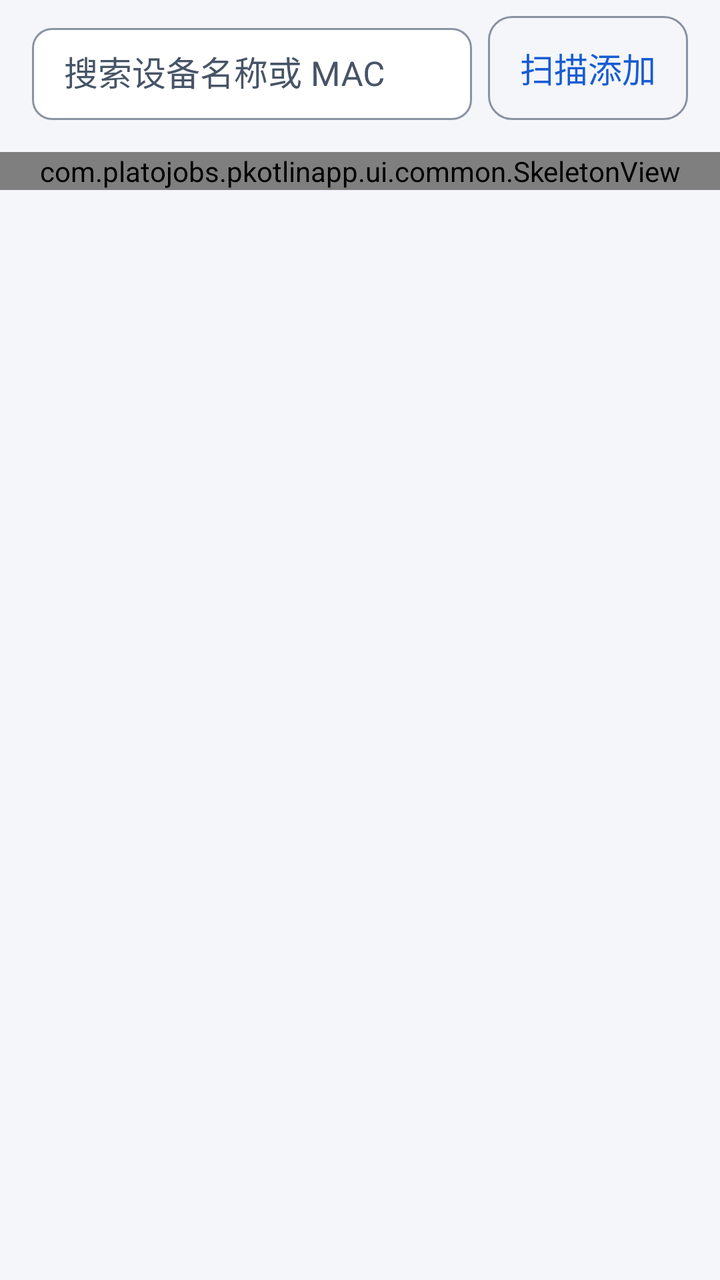
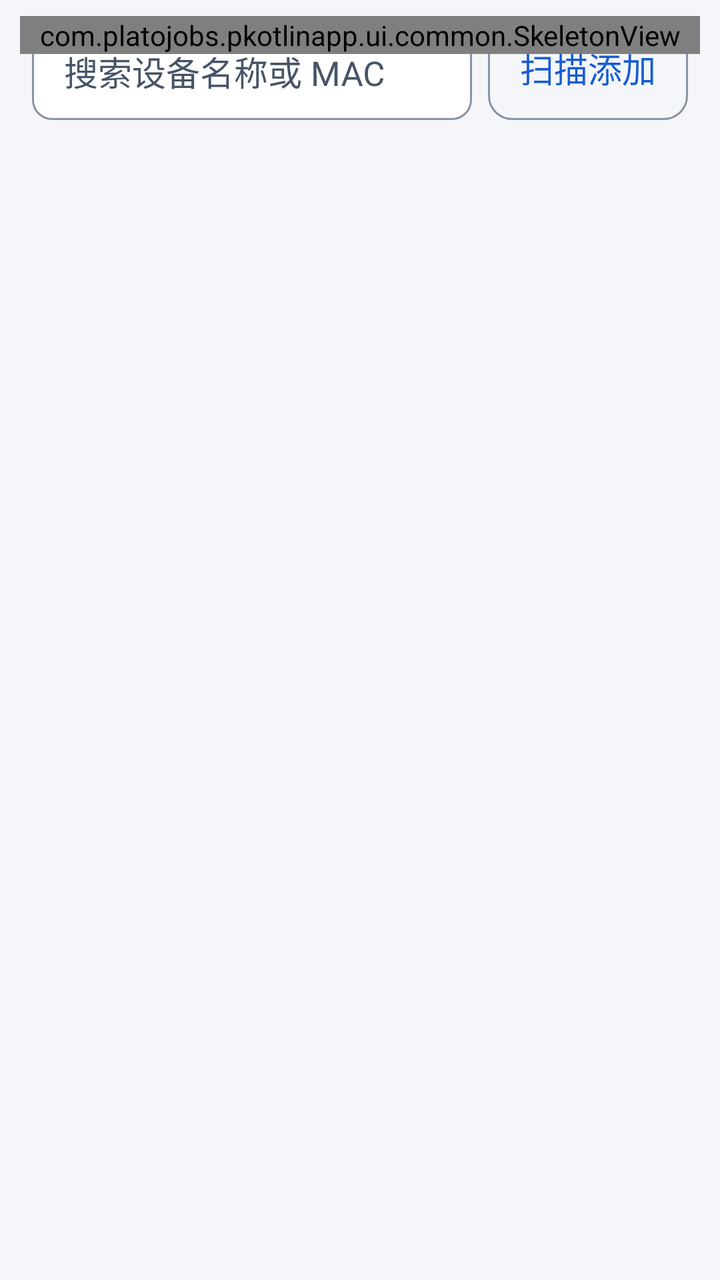

Screens rendered from an Android XML layout before and after an edit, with the pre-edit source and the edit as a unified diff.
<!-- AndroidManifest.xml: application theme Theme.PKotlinApp -->
<!-- res/layout/fragment_home.xml -->
<?xml version="1.0" encoding="utf-8"?>
<LinearLayout xmlns:android="http://schemas.android.com/apk/res/android"
    xmlns:app="http://schemas.android.com/apk/res-auto"
    android:id="@+id/homeContent"
    android:layout_width="match_parent"
    android:layout_height="match_parent"
    android:orientation="vertical">

        <LinearLayout
            android:layout_width="match_parent"
            android:layout_height="wrap_content"
            android:gravity="center_vertical"
            android:orientation="horizontal"
            android:paddingStart="@dimen/page_margin"
            android:paddingTop="@dimen/space_8"
            android:paddingEnd="@dimen/page_margin">

            <com.google.android.material.textfield.TextInputLayout
                android:id="@+id/searchLayout"
                style="@style/Widget.App.TextInputLayout"
                android:layout_width="0dp"
                android:layout_height="@dimen/input_h"
                android:layout_weight="1"
                android:hint="@string/home_search_hint"
                app:boxBackgroundMode="outline">

                <com.google.android.material.textfield.TextInputEditText
                    android:id="@+id/searchInput"
                    android:layout_width="match_parent"
                    android:layout_height="match_parent"
                    android:imeOptions="actionSearch"
                    android:inputType="text"
                    android:maxLines="1"
                    android:textAppearance="@style/TextAppearance.App.Body" />
            </com.google.android.material.textfield.TextInputLayout>

            <com.google.android.material.button.MaterialButton
                android:id="@+id/scanAddButton"
                style="@style/Widget.App.Button.Secondary"
                android:layout_width="wrap_content"
                android:layout_height="@dimen/input_h"
                android:layout_marginStart="@dimen/space_8"
                android:minWidth="0dp"
                android:paddingStart="@dimen/space_16"
                android:paddingEnd="@dimen/space_16"
                android:text="@string/home_scan_add" />
        </LinearLayout>

        <HorizontalScrollView
            android:layout_width="match_parent"
            android:layout_height="wrap_content"
            android:clipToPadding="false"
            android:paddingStart="@dimen/page_margin"
            android:paddingTop="@dimen/space_8"
            android:paddingEnd="@dimen/page_margin"
            android:scrollbars="none">

            <LinearLayout
                android:id="@+id/sortChips"
                android:layout_width="wrap_content"
                android:layout_height="wrap_content"
                android:orientation="horizontal" />
        </HorizontalScrollView>

        <HorizontalScrollView
            android:id="@+id/groupScroll"
            android:layout_width="match_parent"
            android:layout_height="wrap_content"
            android:clipToPadding="false"
            android:paddingStart="@dimen/page_margin"
            android:paddingTop="@dimen/space_8"
            android:paddingEnd="@dimen/page_margin"
            android:scrollbars="none"
            android:visibility="gone">

            <LinearLayout
                android:id="@+id/groupChips"
                android:layout_width="wrap_content"
                android:layout_height="wrap_content"
                android:orientation="horizontal" />
        </HorizontalScrollView>

        <FrameLayout
            android:layout_width="match_parent"
            android:layout_height="0dp"
            android:layout_weight="1">

            <androidx.recyclerview.widget.RecyclerView
                android:id="@+id/homeList"
                android:layout_width="match_parent"
                android:layout_height="match_parent"
                android:clipToPadding="false"
                android:paddingStart="10dp"
                android:paddingTop="@dimen/space_8"
                android:paddingEnd="10dp"
                android:paddingBottom="@dimen/space_24"
                android:scrollbars="none" />

            <com.platojobs.pkotlinapp.ui.common.SkeletonView
                android:id="@+id/skeletonHome"
                android:layout_width="match_parent"
                android:layout_height="wrap_content"
                android:layout_marginTop="@dimen/space_8" />

            <FrameLayout
                android:id="@+id/homeOverlay"
                android:layout_width="match_parent"
                android:layout_height="match_parent" />
        </FrameLayout>
</LinearLayout>
<!-- resources referenced by this layout -->
<resources>
  <dimen name="input_h">52dp</dimen>
  <dimen name="page_margin">16dp</dimen>
  <dimen name="space_16">16dp</dimen>
  <dimen name="space_24">24dp</dimen>
  <dimen name="space_8">8dp</dimen>
  <string name="home_scan_add">扫描添加</string>
  <string name="home_search_hint">搜索设备名称或 MAC</string>
  <style name="TextAppearance.App.Body" parent="@android:style/TextAppearance">
          <item name="android:textSize">17sp</item>
          <item name="android:textColor">@color/text_primary</item>
          <item name="android:fontFamily">sans-serif</item>
          <item name="android:lineSpacingExtra">7dp</item>
          <item name="android:lineSpacingMultiplier">1.0</item>
      </style>
  <color name="text_primary">#101828</color>
  <dimen name="button_h">48dp</dimen>
  <style name="TextAppearance.App.Button" parent="@style/TextAppearance.App.Body">
          <item name="android:fontFamily">sans-serif-medium</item>
          <item name="android:lineSpacingExtra">0dp</item>
      </style>
  <color name="border_strong">#8A93A2</color>
  <dimen name="stroke_1">1dp</dimen>
  <dimen name="radius_12">12dp</dimen>
  <color name="overlay_pressed">#0F101828</color>
  <color name="surface">#FFFFFF</color>
  <dimen name="stroke_2">2dp</dimen>
  <dimen name="radius_10">10dp</dimen>
  <style name="TextAppearance.App.Caption" parent="@android:style/TextAppearance">
          <item name="android:textSize">13sp</item>
          <item name="android:textColor">@color/text_secondary</item>
          <item name="android:fontFamily">sans-serif</item>
          <item name="android:lineSpacingExtra">5dp</item>
          <item name="android:lineSpacingMultiplier">1.0</item>
      </style>
  <color name="canvas">#F4F6F9</color>
  <color name="primary">#175CD3</color>
  <color name="on_primary">#FFFFFF</color>
  <color name="chart_band">#E8EFFB</color>
  <color name="primary_text">#175CD3</color>
  <color name="surface_sunken">#EEF1F5</color>
  <color name="text_secondary">#475467</color>
  <color name="border">#D0D5DD</color>
  <color name="danger">#B42318</color>
  <color name="danger_bg">#FEF3F2</color>
  <color name="text_tertiary">#667085</color>
  <style name="Widget.App.Card" parent="Widget.Material3.CardView.Outlined">
          <item name="cardBackgroundColor">@color/surface</item>
          <item name="strokeColor">@color/divider</item>
          <item name="strokeWidth">@dimen/stroke_1</item>
          <item name="cardCornerRadius">@dimen/radius_12</item>
          <item name="cardElevation">@dimen/elevation_0</item>
          <item name="android:stateListAnimator">@null</item>
          <item name="rippleColor">@color/overlay_pressed</item>
      </style>
  <style name="Widget.App.Chip" parent="Widget.Material3.Chip.Filter">
          <item name="chipBackgroundColor">@color/chip_bg</item>
          <item name="chipStrokeColor">@color/chip_stroke</item>
          <item name="chipStrokeWidth">@dimen/stroke_1</item>
          <item name="android:textAppearance">@style/TextAppearance.App.Caption</item>
          <item name="android:textColor">@color/chip_text</item>
          <item name="chipMinHeight">@dimen/chip_h</item>
          <item name="chipCornerRadius">@dimen/radius_pill</item>
          <item name="checkedIconVisible">false</item>
      </style>
  <color name="divider">#E4E7EC</color>
  <dimen name="elevation_0">0dp</dimen>
  <dimen name="chip_h">32dp</dimen>
  <dimen name="radius_pill">999dp</dimen>
  <!-- unchanged entries left out for length: 4 -->
</resources>

<!-- the commit's change to res/layout/fragment_home.xml (unified diff, before → after) -->
@@ -1,10 +1,16 @@
 <?xml version="1.0" encoding="utf-8"?>
-<LinearLayout xmlns:android="http://schemas.android.com/apk/res/android"
+<FrameLayout xmlns:android="http://schemas.android.com/apk/res/android"
     xmlns:app="http://schemas.android.com/apk/res-auto"
-    android:id="@+id/homeContent"
+    android:id="@+id/homeRoot"
     android:layout_width="match_parent"
-    android:layout_height="match_parent"
-    android:orientation="vertical">
+    android:layout_height="match_parent">
+
+    
+    <LinearLayout
+        android:id="@+id/homeContent"
+        android:layout_width="match_parent"
+        android:layout_height="match_parent"
+        android:orientation="vertical">
 
         <LinearLayout
             android:layout_width="match_parent"
@@ -95,16 +101,19 @@
                 android:paddingEnd="10dp"
                 android:paddingBottom="@dimen/space_24"
                 android:scrollbars="none" />
+        </FrameLayout>
+    </LinearLayout>
 
-            <com.platojobs.pkotlinapp.ui.common.SkeletonView
-                android:id="@+id/skeletonHome"
-                android:layout_width="match_parent"
-                android:layout_height="wrap_content"
-                android:layout_marginTop="@dimen/space_8" />
+    <com.platojobs.pkotlinapp.ui.common.SkeletonView
+        android:id="@+id/skeletonHome"
+        android:layout_width="match_parent"
+        android:layout_height="wrap_content"
+        android:layout_marginStart="10dp"
+        android:layout_marginTop="@dimen/space_8"
+        android:layout_marginEnd="10dp" />
 
-            <FrameLayout
-                android:id="@+id/homeOverlay"
-                android:layout_width="match_parent"
-                android:layout_height="match_parent" />
-        </FrameLayout>
-</LinearLayout>
+    <FrameLayout
+        android:id="@+id/homeOverlay"
+        android:layout_width="match_parent"
+        android:layout_height="match_parent" />
+</FrameLayout>
